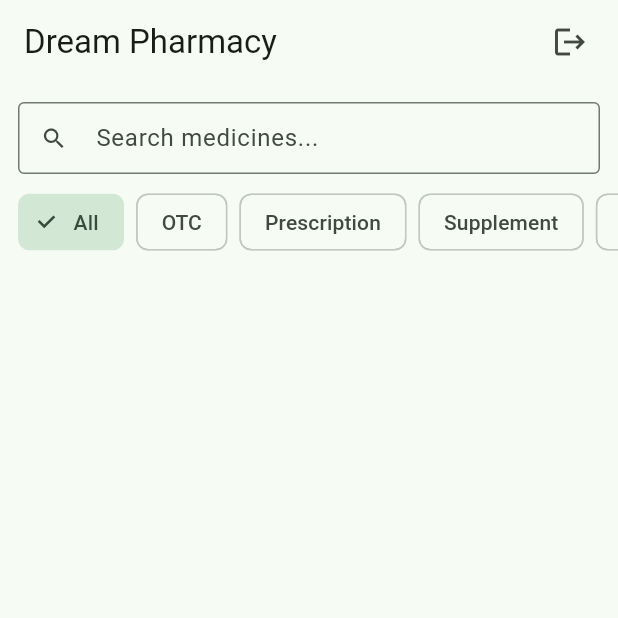
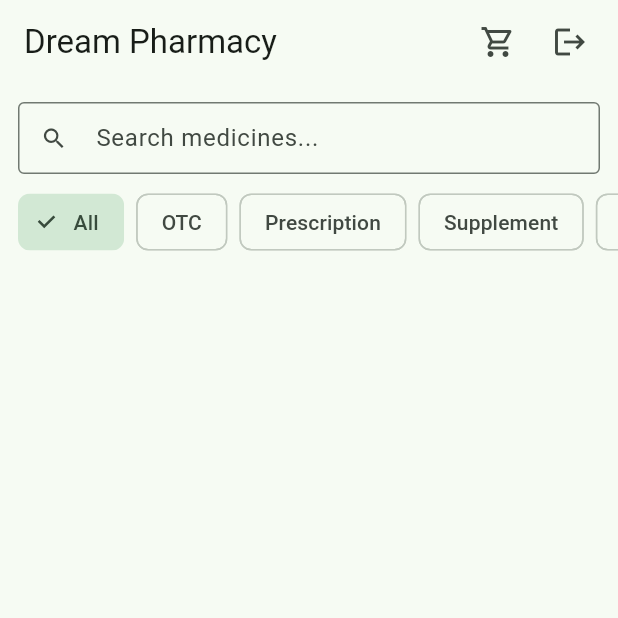
Before and after one commit to mizaaaan/dream-pharmacy, a Flutter app: the screen it shows once a user with an empty profile is signed in, on a phone screen of 412 x 824 dp, the top half of it. Run offline on Flutter 3.47's test engine with Material 3 defaults, Android fonts, the phone set to English and light mode, and no system bars; our stand-ins replace flutter_riverpod, go_router, supabase_flutter; accounts and stored records are empty; network calls fail.

Commit message:
Add shopping cart feature

```diff
--- a/lib/core/router/app_router.dart
+++ b/lib/core/router/app_router.dart
@@ -7,6 +7,7 @@ import '../../features/auth/domain/app_user.dart';
 import '../../features/auth/presentation/login_screen.dart';
 import '../../features/shop/presentation/product_list_screen.dart';
 import '../../features/admin/presentation/admin_dashboard_screen.dart';
+import '../../features/cart/presentation/cart_screen.dart';
 
 class GoRouterRefreshStream extends ChangeNotifier {
   late final StreamSubscription<AuthState> _sub;
@@ -37,6 +38,7 @@ final appRouter = GoRouter(
   routes: [
     GoRoute(path: '/login', builder: (c, s) => const LoginScreen()),
     GoRoute(path: '/', builder: (c, s) => const ProductListScreen()),
+    GoRoute(path: '/cart', builder: (c, s) => const CartScreen()),
     GoRoute(path: '/admin', builder: (c, s) => const AdminDashboardScreen()),
   ],
 );
--- a/lib/features/shop/presentation/product_list_screen.dart
+++ b/lib/features/shop/presentation/product_list_screen.dart
@@ -1,8 +1,10 @@
 import 'package:flutter/material.dart';
 import 'package:flutter_riverpod/flutter_riverpod.dart';
+import 'package:go_router/go_router.dart';
 import 'product_providers.dart';
 import 'widgets/product_card.dart';
 import '../../auth/presentation/auth_state_provider.dart';
+import '../../cart/presentation/cart_provider.dart';
 
 class ProductListScreen extends ConsumerWidget {
   const ProductListScreen({super.key});
@@ -19,11 +21,38 @@ class ProductListScreen extends ConsumerWidget {
   Widget build(BuildContext context, WidgetRef ref) {
     final productsAsync = ref.watch(productListProvider);
     final selectedCategory = ref.watch(selectedCategoryProvider);
+    final cartCount = ref.watch(cartProvider.select((items) =>
+        items.fold(0, (sum, item) => sum + item.quantity)));
 
     return Scaffold(
       appBar: AppBar(
         title: const Text('Dream Pharmacy'),
         actions: [
+          Stack(
+            alignment: Alignment.center,
+            children: [
+              IconButton(
+                icon: const Icon(Icons.shopping_cart_outlined),
+                onPressed: () => context.push('/cart'),
+              ),
+              if (cartCount > 0)
+                Positioned(
+                  right: 6,
+                  top: 6,
+                  child: Container(
+                    padding: const EdgeInsets.all(4),
+                    decoration: const BoxDecoration(
+                      color: Colors.red,
+                      shape: BoxShape.circle,
+                    ),
+                    child: Text(
+                      '$cartCount',
+                      style: const TextStyle(color: Colors.white, fontSize: 10),
+                    ),
+                  ),
+                ),
+            ],
+          ),
           IconButton(
             icon: const Icon(Icons.logout),
             tooltip: 'Log out',
@@ -86,7 +115,15 @@ class ProductListScreen extends ConsumerWidget {
                     final product = products[index];
                     return ProductCard(
                       product: product,
-                      onTap: () {},
+                      onTap: () {
+                        ref.read(cartProvider.notifier).addProduct(product);
+                        ScaffoldMessenger.of(context).showSnackBar(
+                          SnackBar(
+                            content: Text('${product.name} added to cart'),
+                            duration: const Duration(seconds: 1),
+                          ),
+                        );
+                      },
                     );
                   },
                 );
```
Also changed, not shown: lib/features/cart/domain/cart_item.dart (added, +10 -0 lines), lib/features/cart/presentation/cart_provider.dart (added, +44 -0 lines), lib/features/cart/presentation/cart_screen.dart (added, +71 -0 lines).
